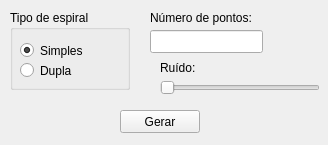
Before: the Qt Designer form geracaoespiral.ui in renannetto/reconhecimento-padroes, drawn with Qt 5.
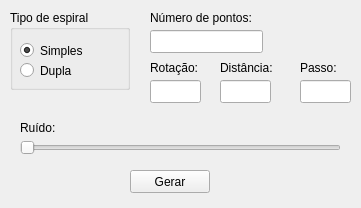
After: the same form once the commit is applied.

What changed in the file:
```diff
--- a/geracaoespiral.ui
+++ b/geracaoespiral.ui
@@ -6,8 +6,8 @@
    <rect>
     <x>0</x>
     <y>0</y>
-    <width>328</width>
-    <height>145</height>
+    <width>361</width>
+    <height>208</height>
    </rect>
   </property>
   <property name="windowTitle">
@@ -81,8 +81,8 @@
   <widget class="QLabel" name="label_2">
    <property name="geometry">
     <rect>
-     <x>160</x>
-     <y>60</y>
+     <x>20</x>
+     <y>120</y>
      <width>57</width>
      <height>15</height>
     </rect>
@@ -94,9 +94,9 @@
   <widget class="QSlider" name="horizontalSlider">
    <property name="geometry">
     <rect>
-     <x>160</x>
-     <y>80</y>
-     <width>160</width>
+     <x>20</x>
+     <y>140</y>
+     <width>321</width>
      <height>16</height>
     </rect>
    </property>
@@ -107,8 +107,8 @@
   <widget class="QLabel" name="ruido_label">
    <property name="geometry">
     <rect>
-     <x>210</x>
-     <y>60</y>
+     <x>70</x>
+     <y>120</y>
      <width>57</width>
      <height>15</height>
     </rect>
@@ -120,8 +120,8 @@
   <widget class="QPushButton" name="gerar_espiral">
    <property name="geometry">
     <rect>
-     <x>120</x>
-     <y>110</y>
+     <x>130</x>
+     <y>170</y>
      <width>80</width>
      <height>23</height>
     </rect>
@@ -130,6 +130,84 @@
     <string>Gerar</string>
    </property>
   </widget>
+  <widget class="QLineEdit" name="rotacao">
+   <property name="geometry">
+    <rect>
+     <x>150</x>
+     <y>80</y>
+     <width>51</width>
+     <height>23</height>
+    </rect>
+   </property>
+   <property name="text">
+    <string/>
+   </property>
+  </widget>
+  <widget class="QLabel" name="label_3">
+   <property name="geometry">
+    <rect>
+     <x>150</x>
+     <y>60</y>
+     <width>61</width>
+     <height>16</height>
+    </rect>
+   </property>
+   <property name="text">
+    <string>Rotação: </string>
+   </property>
+  </widget>
+  <widget class="QLabel" name="label_4">
+   <property name="geometry">
+    <rect>
+     <x>220</x>
+     <y>60</y>
+     <width>71</width>
+     <height>16</height>
+    </rect>
+   </property>
+   <property name="text">
+    <string>Distância:</string>
+   </property>
+  </widget>
+  <widget class="QLineEdit" name="distancia">
+   <property name="geometry">
+    <rect>
+     <x>220</x>
+     <y>80</y>
+     <width>51</width>
+     <height>23</height>
+    </rect>
+   </property>
+   <property name="text">
+    <string/>
+   </property>
+  </widget>
+  <widget class="QLabel" name="label_5">
+   <property name="geometry">
+    <rect>
+     <x>300</x>
+     <y>60</y>
+     <width>51</width>
+     <height>16</height>
+    </rect>
+   </property>
+   <property name="text">
+    <string>Passo: </string>
+   </property>
+  </widget>
+  <widget class="QLineEdit" name="passo">
+   <property name="geometry">
+    <rect>
+     <x>300</x>
+     <y>80</y>
+     <width>51</width>
+     <height>23</height>
+    </rect>
+   </property>
+   <property name="text">
+    <string/>
+   </property>
+  </widget>
  </widget>
  <resources/>
  <connections>
```
Left out of the diff: 6 changed lines with no effect on the pictures.
